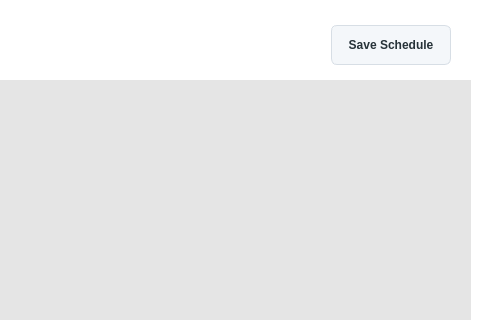
Asilve/PharmaShift, file ui_files/schedule_preview.ui: the form before one commit; both pictures show x 800 to 1280 and y 0 to 320 of the 1280 by 720 pixel window.
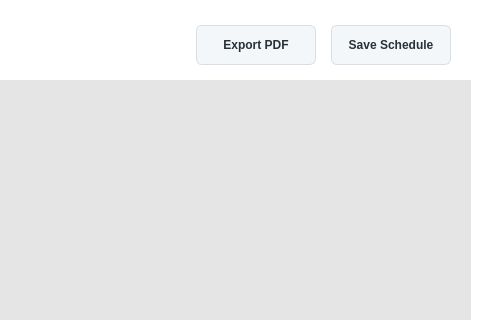
The form after the commit.

Commit message: implement save pdf front end.

What changed in the file:
```diff
--- a/ui_files/schedule_preview.ui
+++ b/ui_files/schedule_preview.ui
@@ -157,6 +157,50 @@
           </property>
          </widget>
         </item>
+        <item>
+         <widget class="QPushButton" name="export_pdf_button">
+          <property name="sizePolicy">
+           <sizepolicy hsizetype="Fixed" vsizetype="Fixed">
+            <horstretch>0</horstretch>
+            <verstretch>0</verstretch>
+           </sizepolicy>
+          </property>
+          <property name="minimumSize">
+           <size>
+            <width>120</width>
+            <height>40</height>
+           </size>
+          </property>
+          <property name="maximumSize">
+           <size>
+            <width>120</width>
+            <height>40</height>
+           </size>
+          </property>
+          <property name="styleSheet">
+           <string notr="true">QPushButton {
+    background-color: #F4F7FA;
+    border: 1px solid #D7DEE5;
+    border-radius: 6px;
+    color: #263238;
+    font-weight: 600;
+    padding: 6px 14px;
+}
+
+QPushButton:hover {
+    background-color: #E8EEF2;
+    border: 1px solid #2F6F73;
+}
+
+QPushButton:pressed {
+    background-color: #DDE5E9;
+}</string>
+          </property>
+          <property name="text">
+           <string>Export PDF</string>
+          </property>
+         </widget>
+        </item>
         <item>
          <widget class="QPushButton" name="save_button">
           <property name="sizePolicy">
```
The commit also changes 2 other files.
